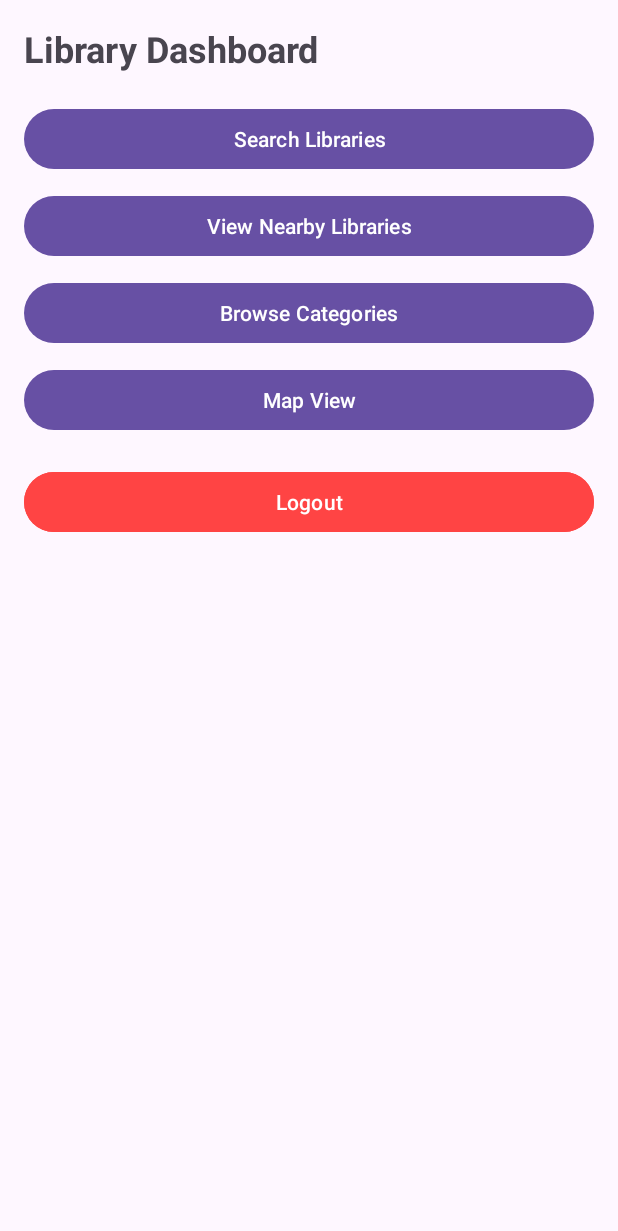
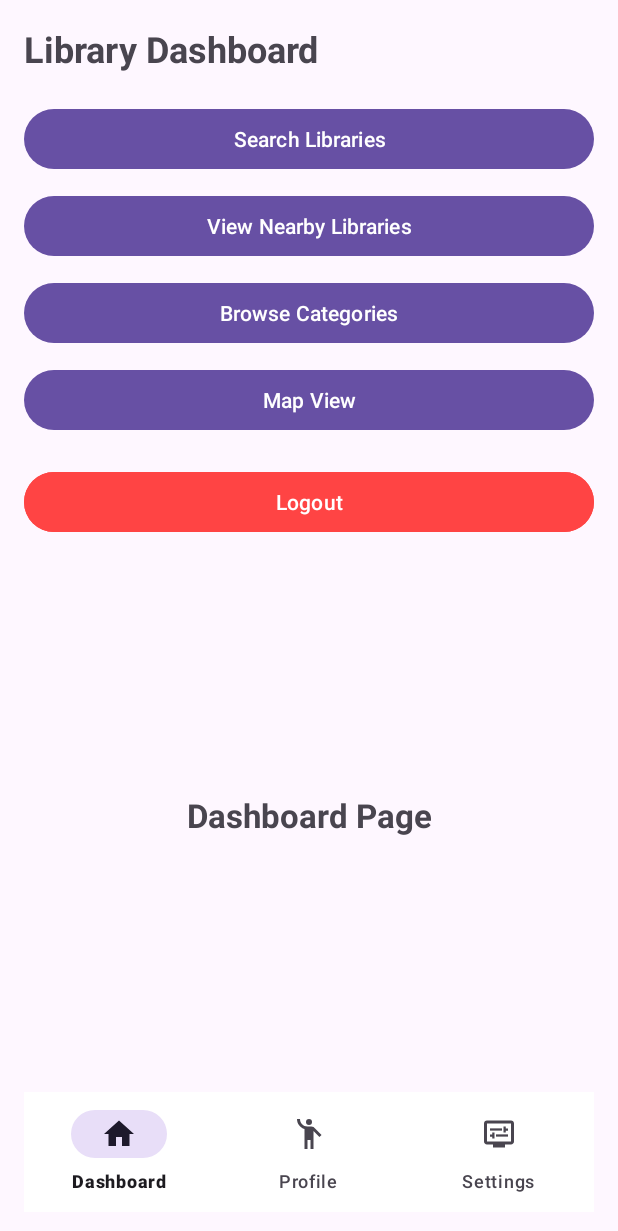
Before and after one commit to pita905/commynity-librarys_app, an Android app: the DashboardActivity screen opened directly, with no data from a screen before it, on a phone screen of 412 x 824 dp. Shown: the top 1231 px of the screen. Run offline under Robolectric (Android 15) with nearby library versions, the phone set to English and light mode, and no system bars.

Commit message:
4
fragments

```diff
--- a/app/src/main/java/com/example/finelspruject/DashboardActivity.java
+++ b/app/src/main/java/com/example/finelspruject/DashboardActivity.java
@@ -1,4 +1,5 @@
 package com.example.finelspruject;
+
 
 import android.content.DialogInterface;
 import android.content.Intent;
@@ -8,21 +9,30 @@ import android.widget.Button;
 import android.widget.TextView;
 import android.widget.Toast;
 
+import androidx.annotation.NonNull;
 import androidx.appcompat.app.AlertDialog;
 import androidx.appcompat.app.AppCompatActivity;
+import androidx.fragment.app.Fragment;
+
+import com.example.finelspruject.fragments.DashboardFragment;
+import com.example.finelspruject.fragments.ProfileFragment;
+import com.example.finelspruject.fragments.SettingsFragment;
+import com.google.android.material.bottomnavigation.BottomNavigationView;
+import com.example.finelspruject.R;
+import com.google.android.material.navigation.NavigationBarView;
 
 public class DashboardActivity extends AppCompatActivity {
 
     Button btnSearchLibraries, btnNearbyLibraries, btnCategories, btnMapView, btnAdminPanel, btnLogout;
     TextView txtAppTitle; // For triggering the hidden admin access
     private static final String ADMIN_PASSWORD = "1234"; // Admin password
-
+    BottomNavigationView bottomNavigationView;
     @Override
     protected void onCreate(Bundle savedInstanceState) {
         super.onCreate(savedInstanceState);
         setContentView(R.layout.activity_dashboard);
 
-        // Initialize buttons
+        //  buttons
         btnSearchLibraries = findViewById(R.id.btnSearchLibraries);
         btnNearbyLibraries = findViewById(R.id.btnNearbyLibraries);
         btnCategories = findViewById(R.id.btnCategories);
@@ -31,8 +41,29 @@ public class DashboardActivity extends AppCompatActivity {
         btnLogout = findViewById(R.id.btnLogout);
         txtAppTitle = findViewById(R.id.txtAppTitle);
 
-        // Initially hide the Admin Panel button
+        // hide the Admin Panel button
         btnAdminPanel.setVisibility(View.GONE);
+
+        // Initialize BottomNavigationView
+        bottomNavigationView = findViewById(R.id.bottom_navigation);
+
+        // Set default fragment
+        loadFragment(new DashboardFragment());
+
+        // Handle navigation item clicks
+        bottomNavigationView.setOnItemSelectedListener(item -> {
+            Fragment selectedFragment = null;
+            if (item.getItemId() == R.id.navigation_dashboard) {
+                selectedFragment = new DashboardFragment();
+            } else if (item.getItemId() == R.id.navigation_profile) {
+                selectedFragment = new ProfileFragment();
+            } else if (item.getItemId() == R.id.navigation_settings) {
+                selectedFragment = new SettingsFragment();
+            }
+
+            return loadFragment(selectedFragment);
+
+        });
 
         // Secret action: Long-press the title to show password prompt
         txtAppTitle.setOnLongClickListener(new View.OnLongClickListener() {
@@ -51,18 +82,66 @@ public class DashboardActivity extends AppCompatActivity {
             }
         });
 
-        // Logout Button
+
+        // Navigate to Search Libraries Page
+        btnSearchLibraries.setOnClickListener(new View.OnClickListener() {
+            @Override
+            public void onClick(View v) {
+                Intent intent = new Intent(DashboardActivity.this, SearchActivity.class);
+                startActivity(intent);
+            }
+        });
+
+
+        // Navigate to Nearby Libraries Page
+        btnNearbyLibraries.setOnClickListener(new View.OnClickListener() {
+            @Override
+            public void onClick(View v) {
+                // startActivity(new Intent(DashboardActivity.this, NearbyLibrariesActivity.class));
+            }
+        });
+
+        // Navigate to Categories Page
+        btnCategories.setOnClickListener(new View.OnClickListener() {
+            @Override
+            public void onClick(View v) {
+                // startActivity(new Intent(DashboardActivity.this, CategoriesActivity.class));
+            }
+        });
+
+        // Navigate to Map View Page
+        btnMapView.setOnClickListener(new View.OnClickListener() {
+            @Override
+            public void onClick(View v) {
+                //  startActivity(new Intent(DashboardActivity.this, MapViewActivity.class));
+            }
+        });
+
+        // Log out: Navigate back to Login Page
         btnLogout.setOnClickListener(new View.OnClickListener() {
             @Override
             public void onClick(View v) {
                 Intent intent = new Intent(DashboardActivity.this, LoginActivity.class);
-                intent.setFlags(Intent.FLAG_ACTIVITY_NEW_TASK | Intent.FLAG_ACTIVITY_CLEAR_TASK);
+                intent.setFlags(Intent.FLAG_ACTIVITY_NEW_TASK | Intent.FLAG_ACTIVITY_CLEAR_TASK); // Clear back stack
                 startActivity(intent);
-                finish();
+                finish(); // Close DashboardActivity
             }
         });
     }
 
+
+    /**
+     * Method to load the selected fragment.
+     */
+    private boolean loadFragment(Fragment fragment) {
+        if (fragment != null) {
+            getSupportFragmentManager().beginTransaction()
+                    .replace(R.id.fragment_container, fragment)
+                    .commit();
+            return true;
+        }
+        return false;
+    }
 
     // Show a password dialog to authenticate access to the Admin Panel.
 
@@ -98,4 +177,4 @@ public class DashboardActivity extends AppCompatActivity {
         // Show the dialog
         builder.create().show();
     }
-}
+    }
--- /dev/null
+++ b/app/src/main/java/com/example/finelspruject/fragments/DashboardFragment.java
@@ -0,0 +1,21 @@
+package com.example.finelspruject.fragments;
+
+import android.os.Bundle;
+import android.view.LayoutInflater;
+import android.view.View;
+import android.view.ViewGroup;
+
+import androidx.annotation.NonNull;
+import androidx.annotation.Nullable;
+import androidx.fragment.app.Fragment;
+
+import com.example.finelspruject.R;
+
+public class DashboardFragment extends Fragment {
+
+    @Nullable
+    @Override
+    public View onCreateView(@NonNull LayoutInflater inflater, @Nullable ViewGroup container, @Nullable Bundle savedInstanceState) {
+        return inflater.inflate(R.layout.fragment_dashboard, container, false);
+    }
+}
--- /dev/null
+++ b/app/src/main/res/drawable/ic_home.xml
@@ -0,0 +1,5 @@
+<vector xmlns:android="http://schemas.android.com/apk/res/android" android:height="24dp" android:tint="#000000" android:viewportHeight="24" android:viewportWidth="24" android:width="24dp">
+
+    <path android:fillColor="@android:color/white" android:pathData="M10,20v-6h4v6h5v-8h3L12,3 2,12h3v8z"/>
+
+</vector>
--- /dev/null
+++ b/app/src/main/res/drawable/ic_profile.xml
@@ -0,0 +1,7 @@
+<vector xmlns:android="http://schemas.android.com/apk/res/android" android:height="24dp" android:tint="#000000" android:viewportHeight="24" android:viewportWidth="24" android:width="24dp">
+
+    <path android:fillColor="@android:color/white" android:pathData="M12,4m-2,0a2,2 0,1 1,4 0a2,2 0,1 1,-4 0"/>
+
+    <path android:fillColor="@android:color/white" android:pathData="M15.89,8.11C15.5,7.72 14.83,7 13.53,7c-0.21,0 -1.42,0 -2.54,0C8.24,6.99 6,4.75 6,2H4c0,3.16 2.11,5.84 5,6.71V22h2v-6h2v6h2V10.05L18.95,14l1.41,-1.41L15.89,8.11z"/>
+
+</vector>
--- /dev/null
+++ b/app/src/main/res/drawable/ic_settings.xml
@@ -0,0 +1,13 @@
+<vector xmlns:android="http://schemas.android.com/apk/res/android" android:height="24dp" android:tint="#000000" android:viewportHeight="24" android:viewportWidth="24" android:width="24dp">
+
+    <path android:fillColor="@android:color/white" android:pathData="M20,3H4C2.89,3 2,3.89 2,5v12c0,1.1 0.89,2 2,2h4v2h8v-2h4c1.1,0 2,-0.9 2,-2V5C22,3.89 21.1,3 20,3zM20,17H4V5h16V17z"/>
+
+    <path android:fillColor="@android:color/white" android:pathData="M6,8.25h8v1.5h-8z"/>
+
+    <path android:fillColor="@android:color/white" android:pathData="M16.5,9.75l1.5,0l0,-1.5l-1.5,0l0,-1.25l-1.5,0l0,4l1.5,0z"/>
+
+    <path android:fillColor="@android:color/white" android:pathData="M10,12.25h8v1.5h-8z"/>
+
+    <path android:fillColor="@android:color/white" android:pathData="M7.5,15l1.5,0l0,-4l-1.5,0l0,1.25l-1.5,0l0,1.5l1.5,0z"/>
+
+</vector>
--- a/app/src/main/res/layout/activity_dashboard.xml
+++ b/app/src/main/res/layout/activity_dashboard.xml
@@ -1,8 +1,8 @@
 <?xml version="1.0" encoding="utf-8"?>
-<LinearLayout
-    xmlns:android="http://schemas.android.com/apk/res/android"
+<LinearLayout xmlns:android="http://schemas.android.com/apk/res/android"
     android:layout_width="match_parent"
     android:layout_height="match_parent"
+    xmlns:app="http://schemas.android.com/apk/res-auto"
     android:orientation="vertical"
     android:padding="16dp">
 
@@ -64,5 +64,18 @@
         android:layout_marginTop="20dp"
         android:backgroundTint="@color/holo_red_light"
         android:textColor="@android:color/white" />
+    <!-- FrameLayout for hosting fragments -->
+    <FrameLayout
+        android:id="@+id/fragment_container"
+        android:layout_width="match_parent"
+        android:layout_height="0dp"
+        android:layout_weight="1" />
 
+    <!-- Bottom Navigation View -->
+    <com.google.android.material.bottomnavigation.BottomNavigationView
+        android:id="@+id/bottom_navigation"
+        android:layout_width="match_parent"
+        android:layout_height="wrap_content"
+        android:background="@color/white"
+        app:menu="@menu/bottom_nav_menu" />
 </LinearLayout>
--- /dev/null
+++ b/app/src/main/res/layout/fragment_dashboard.xml
@@ -0,0 +1,8 @@
+<TextView
+    xmlns:android="http://schemas.android.com/apk/res/android"
+    android:layout_width="match_parent"
+    android:layout_height="match_parent"
+    android:gravity="center"
+    android:text="Dashboard Page"
+    android:textSize="22sp"
+    android:textStyle="bold" />
--- /dev/null
+++ b/app/src/main/res/menu/bottom_nav_menu.xml
@@ -0,0 +1,19 @@
+<?xml version="1.0" encoding="utf-8"?>
+<menu xmlns:android="http://schemas.android.com/apk/res/android">
+
+    <item
+        android:id="@+id/navigation_dashboard"
+        android:icon="@drawable/ic_home"
+    android:title="Dashboard" />
+
+    <item
+        android:id="@+id/navigation_profile"
+        android:icon="@drawable/ic_profile"
+    android:title="Profile" />
+
+    <item
+        android:id="@+id/navigation_settings"
+        android:icon="@drawable/ic_settings"
+    android:title="Settings" />
+
+</menu>
```
Also changed, not shown: app/src/main/AndroidManifest.xml (+6 -6 lines), app/src/main/java/com/example/finelspruject/fragments/ProfileFragment.java (added, +21 -0 lines), app/src/main/java/com/example/finelspruject/fragments/SettingsFragment.java (added, +21 -0 lines), app/src/main/res/layout/fragment_profile.xml (added, +8 -0 lines), app/src/main/res/layout/fragment_settings.xml (added, +8 -0 lines).
